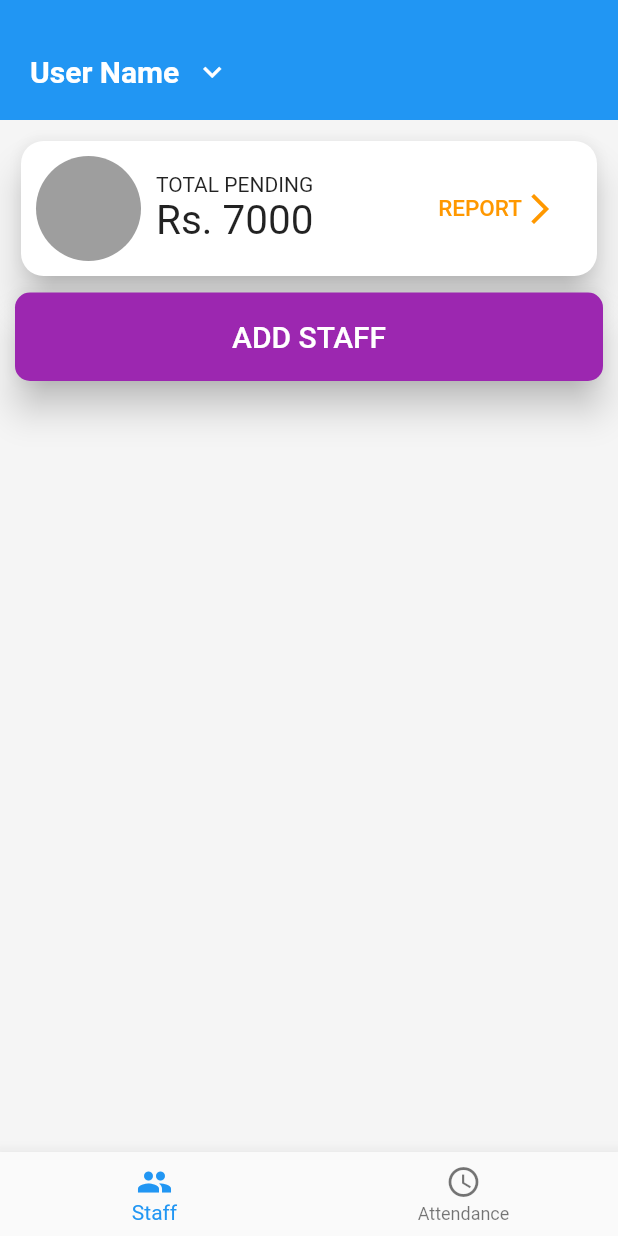
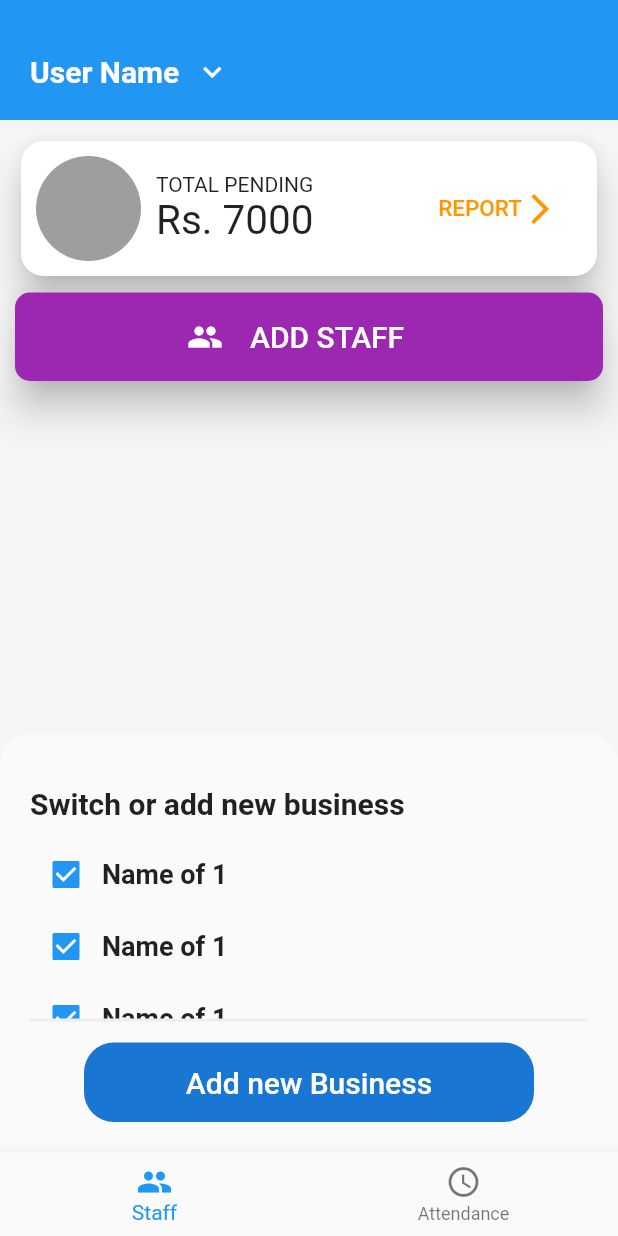
Before and after one commit to HAC-2020/RohitKonge, a Flutter app: the MyEmployeeSalaryScreen screen opened directly, after a tap on "User Name", on a phone screen of 412 x 824 dp. Run offline on Flutter 3.47's test engine with Material 2 defaults, Android fonts, the light colour scheme and no system bars; our stand-ins replace firebase_auth, firebase_database, google_sign_in, introduction_screen, splashscreen; accounts and stored records are empty.

Commit message:
Added 'Add Business Feature'

```diff
--- a/ApnaKirana/lib/Screens/employeesalaryscreen.dart
+++ b/ApnaKirana/lib/EmployeeScreen/employeesalaryscreen.dart
@@ -1,4 +1,5 @@
 import 'package:flutter/material.dart';
+import 'package:firebase_database/firebase_database.dart';
 
 class MyEmployeeSalaryScreen extends StatefulWidget {
   MyEmployeeSalaryScreen({Key key}) : super(key: key);
@@ -8,6 +9,8 @@ class MyEmployeeSalaryScreen extends StatefulWidget {
 }
 
 class _MyEmployeeSalaryScreenState extends State<MyEmployeeSalaryScreen> {
+  // final dbRef = FirebaseDatabase.instance.reference();
+
   @override
   Widget build(BuildContext context) {
     return Scaffold(
@@ -56,7 +59,7 @@ class _CodeForThisState extends State<CodeForThis> {
               children: <Widget>[
                 InkWell(
                   onTap: () {
-                    print('asdf');
+                    addStaffSheet(context);
                   },
                   child: Container(
                     child: Row(
@@ -154,6 +157,10 @@ class _CodeForThisState extends State<CodeForThis> {
                   child: Row(
                     mainAxisAlignment: MainAxisAlignment.center,
                     children: <Widget>[
+                      Icon(
+                        Icons.people,
+                        color: Colors.white,
+                      ),
                       Padding(
                         padding: const EdgeInsets.all(18.0),
                         child: Text(
@@ -173,3 +180,104 @@ class _CodeForThisState extends State<CodeForThis> {
     );
   }
 }
+
+void addStaffSheet(BuildContext context) {
+  showBottomSheet(
+    context: context,
+    shape: RoundedRectangleBorder(
+      borderRadius: BorderRadius.only(
+        topLeft: Radius.circular(20),
+        topRight: Radius.circular(20),
+      ),
+    ),
+    builder: (BuildContext ctx) {
+      return Padding(
+        padding: const EdgeInsets.all(20),
+        child: Container(
+          width: double.infinity,
+          child: Column(
+            mainAxisSize: MainAxisSize.min,
+            mainAxisAlignment: MainAxisAlignment.end,
+            crossAxisAlignment: CrossAxisAlignment.start,
+            children: <Widget>[
+              SizedBox(
+                height: 15,
+              ),
+              Text(
+                'Switch or add new business',
+                style: TextStyle(fontWeight: FontWeight.bold, fontSize: 20),
+              ),
+              SizedBox(
+                height: 12,
+              ),
+              listOfBusiness(),
+              Container(
+                width: double.infinity,
+                height: 2,
+                color: Colors.grey[200],
+              ),
+              SizedBox(
+                height: 14,
+              ),
+              Row(
+                mainAxisAlignment: MainAxisAlignment.center,
+                children: <Widget>[
+                  Container(
+                    width: 300,
+                    child: FlatButton(
+                      shape: RoundedRectangleBorder(
+                        borderRadius: BorderRadius.circular(20),
+                      ),
+                      color: Colors.blue[700],
+                      onPressed: () {},
+                      child: Padding(
+                        padding: const EdgeInsets.all(15.0),
+                        child: Text(
+                          'Add new Business',
+                          style: TextStyle(color: Colors.white, fontSize: 20),
+                        ),
+                      ),
+                    ),
+                  ),
+                ],
+              )
+            ],
+          ),
+        ),
+      );
+    },
+  );
+}
+
+Widget listOfBusiness() {
+  return Container(
+    height: 120,
+    child: ListView(
+      children: <Widget>[
+        frameForThis('Name of 1'),
+        frameForThis('Name of 1'),
+        frameForThis('Name of 1'),
+        frameForThis('Name of 1'),
+      ],
+    ),
+  );
+}
+
+Widget frameForThis(String title) {
+  return Row(
+    crossAxisAlignment: CrossAxisAlignment.center,
+    children: <Widget>[
+      Checkbox(
+        value: true,
+        onChanged: (_) {},
+      ),
+      Text(
+        title,
+        style: TextStyle(
+          fontSize: 18,
+          fontWeight: FontWeight.bold,
+        ),
+      )
+    ],
+  );
+}
--- a/ApnaKirana/lib/Screens/introscreen.dart
+++ b/ApnaKirana/lib/Screens/introscreen.dart
@@ -1,4 +1,4 @@
-import 'package:ApnaKirana/Screens/customeraccountsscreen.dart';
+import 'package:ApnaKirana/CustomerAccountsScreen/customeraccountsscreen.dart';
 import 'package:ApnaKirana/Screens/loginscreen.dart';
 import 'package:flutter/material.dart';
 import 'package:flutter/services.dart';
--- a/ApnaKirana/lib/Screens/loginscreen.dart
+++ b/ApnaKirana/lib/Screens/loginscreen.dart
@@ -1,4 +1,4 @@
-import 'package:ApnaKirana/Screens/customeraccountsscreen.dart';
+import 'package:ApnaKirana/CustomerAccountsScreen/customeraccountsscreen.dart';
 import 'package:flutter/material.dart';
 import 'package:firebase_auth/firebase_auth.dart';
 import 'package:google_sign_in/google_sign_in.dart';
--- a/ApnaKirana/lib/main.dart
+++ b/ApnaKirana/lib/main.dart
@@ -1,8 +1,8 @@
-import 'package:ApnaKirana/Screens/customeraccountsscreen.dart';
-import 'package:ApnaKirana/Screens/employeesalaryscreen.dart';
+import 'package:ApnaKirana/CustomerAccountsScreen/customeraccountsscreen.dart';
+import 'package:ApnaKirana/EmployeeScreen/employeesalaryscreen.dart';
 import 'package:ApnaKirana/Screens/loginscreen.dart';
 import 'package:ApnaKirana/Screens/splashscreen.dart';
-import 'package:ApnaKirana/Screens/employeesalaryscreen.dart';
+import 'package:ApnaKirana/EmployeeScreen/employeesalaryscreen.dart';
 import 'package:flutter/material.dart';
 
 void main(List<String> args) {
@@ -16,7 +16,7 @@ class MyApp extends StatelessWidget {
   Widget build(BuildContext context) {
     return MaterialApp(
       title: 'ApnaKirana',
-      home: MyLoginScreen(),
+      home: MyEmployeeSalaryScreen(),
       theme: ThemeData(),
       debugShowCheckedModeBanner: false,
     );
--- a/ApnaKirana/pubspec.yaml
+++ b/ApnaKirana/pubspec.yaml
@@ -26,6 +26,7 @@ dependencies:
 
   splashscreen: ^1.2.0
   introduction_screen: ^1.0.7
+  firebase_database: ^3.1.6
   firebase_auth:
   google_sign_in:
 
```
Also changed, not shown: ApnaKirana/lib/CustomerAccountsScreen/customeraccountsscreen.dart (renamed from ApnaKirana/lib/Screens/customeraccountsscreen.dart), ApnaKirana/pubspec.lock.
